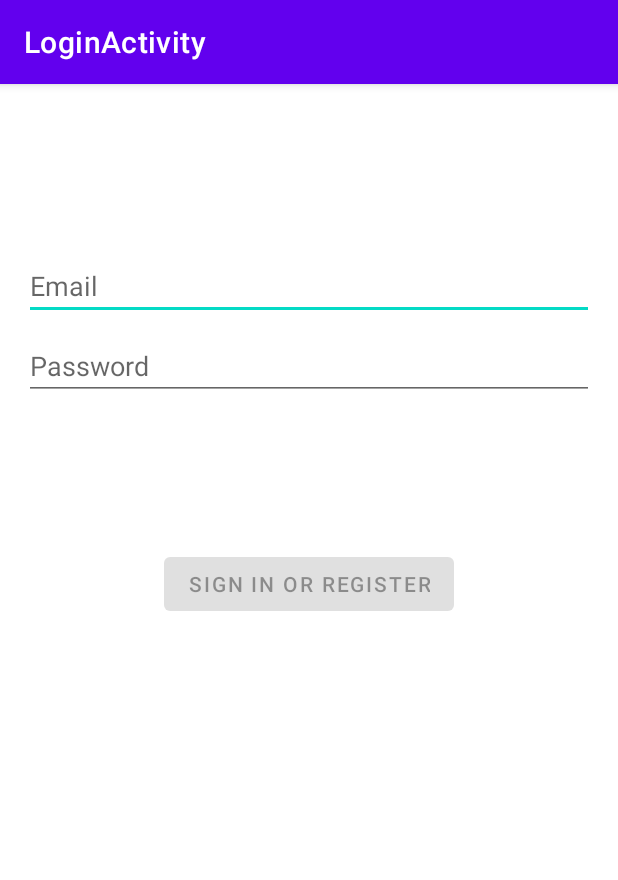
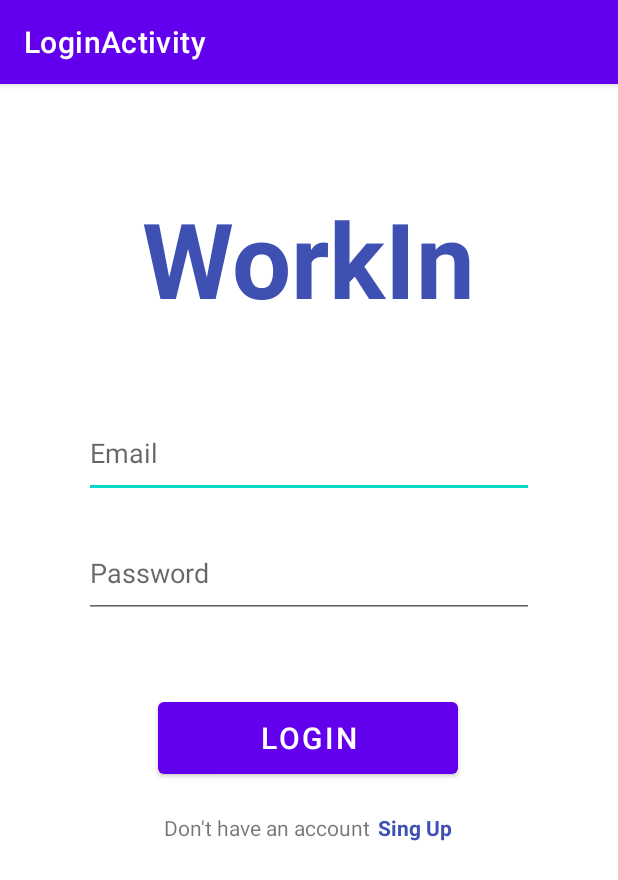
Before and after one commit to FelipeCupito/WorkInTP3, an Android app: the LoginActivity screen opened directly, with no data from a screen before it, on a phone screen of 412 x 824 dp. Shown: the top 880 px of the screen. Run offline under Robolectric (Android 15) with nearby library versions, the phone set to English and light mode, and no system bars.

Commit message:
activity register and login

```diff
--- a/app/src/main/java/com/itba/workin/ui/login/LoginViewModel.java
+++ /dev/null
@@ -1,70 +0,0 @@
-package com.itba.workin.ui.login;
-
-import androidx.lifecycle.LiveData;
-import androidx.lifecycle.MutableLiveData;
-import androidx.lifecycle.ViewModel;
-
-import android.util.Patterns;
-
-import com.itba.workin.data.LoginRepository;
-import com.itba.workin.data.Result;
-import com.itba.workin.data.model.LoggedInUser;
-import com.itba.workin.R;
-
-public class LoginViewModel extends ViewModel {
-
-    private MutableLiveData<LoginFormState> loginFormState = new MutableLiveData<>();
-    private MutableLiveData<LoginResult> loginResult = new MutableLiveData<>();
-    private LoginRepository loginRepository;
-
-    LoginViewModel(LoginRepository loginRepository) {
-        this.loginRepository = loginRepository;
-    }
-
-    LiveData<LoginFormState> getLoginFormState() {
-        return loginFormState;
-    }
-
-    LiveData<LoginResult> getLoginResult() {
-        return loginResult;
-    }
-
-    public void login(String username, String password) {
-        // can be launched in a separate asynchronous job
-        Result<LoggedInUser> result = loginRepository.login(username, password);
-
-        if (result instanceof Result.Success) {
-            LoggedInUser data = ((Result.Success<LoggedInUser>) result).getData();
-            loginResult.setValue(new LoginResult(new LoggedInUserView(data.getDisplayName())));
-        } else {
-            loginResult.setValue(new LoginResult(R.string.login_failed));
-        }
-    }
-
-    public void loginDataChanged(String username, String password) {
-        if (!isUserNameValid(username)) {
-            loginFormState.setValue(new LoginFormState(R.string.invalid_username, null));
-        } else if (!isPasswordValid(password)) {
-            loginFormState.setValue(new LoginFormState(null, R.string.invalid_password));
-        } else {
-            loginFormState.setValue(new LoginFormState(true));
-        }
-    }
-
-    // A placeholder username validation check
-    private boolean isUserNameValid(String username) {
-        if (username == null) {
-            return false;
-        }
-        if (username.contains("@")) {
-            return Patterns.EMAIL_ADDRESS.matcher(username).matches();
-        } else {
-            return !username.trim().isEmpty();
-        }
-    }
-
-    // A placeholder password validation check
-    private boolean isPasswordValid(String password) {
-        return password != null && password.trim().length() > 5;
-    }
-}
--- a/app/src/main/java/com/itba/workin/ui/login/LoginViewModelFactory.java
+++ /dev/null
@@ -1,26 +0,0 @@
-package com.itba.workin.ui.login;
-
-import androidx.lifecycle.ViewModel;
-import androidx.lifecycle.ViewModelProvider;
-import androidx.annotation.NonNull;
-
-import com.itba.workin.data.LoginDataSource;
-import com.itba.workin.data.LoginRepository;
-
-/**
- * ViewModel provider factory to instantiate LoginViewModel.
- * Required given LoginViewModel has a non-empty constructor
- */
-public class LoginViewModelFactory implements ViewModelProvider.Factory {
-
-    @NonNull
-    @Override
-    @SuppressWarnings("unchecked")
-    public <T extends ViewModel> T create(@NonNull Class<T> modelClass) {
-        if (modelClass.isAssignableFrom(LoginViewModel.class)) {
-            return (T) new LoginViewModel(LoginRepository.getInstance(new LoginDataSource()));
-        } else {
-            throw new IllegalArgumentException("Unknown ViewModel class");
-        }
-    }
-}
--- /dev/null
+++ b/app/src/main/java/com/itba/workin/ui/register/RegisterVerification.java
@@ -0,0 +1,4 @@
+package com.itba.workin.ui.register;
+
+public class RegisterVerification {
+}
--- a/app/src/main/res/layout-w1240dp/activity_login.xml
+++ b/app/src/main/res/layout-w1240dp/activity_login.xml
@@ -12,7 +12,7 @@
     tools:context=".ui.login.LoginActivity">
 
     <EditText
-        android:id="@+id/username"
+        android:id="@+id/login_name"
         android:layout_width="0dp"
         android:layout_height="wrap_content"
         android:layout_marginTop="96dp"
@@ -24,7 +24,7 @@
         app:layout_constraintTop_toTopOf="parent" />
 
     <EditText
-        android:id="@+id/password"
+        android:id="@+id/login_password"
         android:layout_width="0dp"
         android:layout_height="wrap_content"
         android:layout_marginTop="8dp"
@@ -35,10 +35,10 @@
         android:selectAllOnFocus="true"
         app:layout_constraintEnd_toEndOf="parent"
         app:layout_constraintStart_toStartOf="parent"
-        app:layout_constraintTop_toBottomOf="@+id/username" />
+        app:layout_constraintTop_toBottomOf="@+id/login_name" />
 
     <Button
-        android:id="@+id/login"
+        android:id="@+id/loginBtn"
         android:layout_width="wrap_content"
         android:layout_height="wrap_content"
         android:layout_gravity="start"
@@ -49,7 +49,7 @@
         app:layout_constraintBottom_toBottomOf="parent"
         app:layout_constraintEnd_toEndOf="parent"
         app:layout_constraintStart_toStartOf="parent"
-        app:layout_constraintTop_toBottomOf="@+id/password"
+        app:layout_constraintTop_toBottomOf="@+id/login_password"
         app:layout_constraintVertical_bias="0.2" />
 
     <ProgressBar
@@ -61,8 +61,8 @@
         android:layout_marginBottom="64dp"
         android:visibility="gone"
         app:layout_constraintBottom_toBottomOf="parent"
-        app:layout_constraintEnd_toEndOf="@+id/password"
-        app:layout_constraintStart_toStartOf="@+id/password"
+        app:layout_constraintEnd_toEndOf="@+id/login_password"
+        app:layout_constraintStart_toStartOf="@+id/login_password"
         app:layout_constraintTop_toTopOf="parent"
         app:layout_constraintVertical_bias="0.3" />
 
--- a/app/src/main/res/layout-w936dp/activity_login.xml
+++ b/app/src/main/res/layout-w936dp/activity_login.xml
@@ -18,7 +18,7 @@
         app:layout_constraintStart_toStartOf="parent">
 
         <EditText
-            android:id="@+id/username"
+            android:id="@+id/login_name"
             android:layout_width="0dp"
             android:layout_height="wrap_content"
             android:layout_marginTop="96dp"
@@ -30,7 +30,7 @@
             app:layout_constraintTop_toTopOf="parent" />
 
         <EditText
-            android:id="@+id/password"
+            android:id="@+id/login_password"
             android:layout_width="0dp"
             android:layout_height="wrap_content"
             android:layout_marginTop="8dp"
@@ -41,10 +41,10 @@
             android:selectAllOnFocus="true"
             app:layout_constraintEnd_toEndOf="parent"
             app:layout_constraintStart_toStartOf="parent"
-            app:layout_constraintTop_toBottomOf="@+id/username" />
+            app:layout_constraintTop_toBottomOf="@+id/login_name" />
 
         <Button
-            android:id="@+id/login"
+            android:id="@+id/loginBtn"
             android:layout_width="wrap_content"
             android:layout_height="wrap_content"
             android:layout_gravity="start"
@@ -55,7 +55,7 @@
             app:layout_constraintBottom_toBottomOf="parent"
             app:layout_constraintEnd_toEndOf="parent"
             app:layout_constraintStart_toStartOf="parent"
-            app:layout_constraintTop_toBottomOf="@+id/password"
+            app:layout_constraintTop_toBottomOf="@+id/login_password"
             app:layout_constraintVertical_bias="0.2" />
 
         <ProgressBar
@@ -67,8 +67,8 @@
             android:layout_marginBottom="64dp"
             android:visibility="gone"
             app:layout_constraintBottom_toBottomOf="parent"
-            app:layout_constraintEnd_toEndOf="@+id/password"
-            app:layout_constraintStart_toStartOf="@+id/password"
+            app:layout_constraintEnd_toEndOf="@+id/login_password"
+            app:layout_constraintStart_toStartOf="@+id/login_password"
             app:layout_constraintTop_toTopOf="parent"
             app:layout_constraintVertical_bias="0.3" />
 
--- a/app/src/main/res/layout/activity_login.xml
+++ b/app/src/main/res/layout/activity_login.xml
@@ -11,11 +11,24 @@
     android:paddingBottom="@dimen/activity_vertical_margin"
     tools:context=".ui.login.LoginActivity">
 
+    <TextView
+        android:id="@+id/login_title2"
+        android:layout_width="wrap_content"
+        android:layout_height="wrap_content"
+        android:text="@string/workin"
+        android:textColor="@color/ic_launcher_background"
+        android:textSize="70dp"
+        android:textStyle="bold"
+        app:layout_constraintBottom_toTopOf="@+id/login_name"
+        app:layout_constraintEnd_toEndOf="parent"
+        app:layout_constraintStart_toStartOf="parent"
+        app:layout_constraintTop_toTopOf="parent" />
+
     <EditText
-        android:id="@+id/username"
-        android:layout_width="0dp"
-        android:layout_height="wrap_content"
-        android:layout_marginTop="96dp"
+        android:id="@+id/login_name"
+        android:layout_width="300dp"
+        android:layout_height="60dp"
+        android:layout_marginTop="200dp"
         android:hint="@string/prompt_email"
         android:inputType="textEmailAddress"
         android:selectAllOnFocus="true"
@@ -24,10 +37,10 @@
         app:layout_constraintTop_toTopOf="parent" />
 
     <EditText
-        android:id="@+id/password"
-        android:layout_width="0dp"
-        android:layout_height="wrap_content"
-        android:layout_marginTop="8dp"
+        android:id="@+id/login_password"
+        android:layout_width="300dp"
+        android:layout_height="60dp"
+        android:layout_marginTop="20dp"
         android:hint="@string/prompt_password"
         android:imeActionLabel="@string/action_sign_in_short"
         android:imeOptions="actionDone"
@@ -35,35 +48,46 @@
         android:selectAllOnFocus="true"
         app:layout_constraintEnd_toEndOf="parent"
         app:layout_constraintStart_toStartOf="parent"
-        app:layout_constraintTop_toBottomOf="@+id/username" />
+        app:layout_constraintTop_toBottomOf="@+id/login_name" />
 
     <Button
-        android:id="@+id/login"
+        android:id="@+id/loginBtn"
+        android:layout_width="200dp"
+        android:layout_height="60dp"
+        android:layout_marginTop="50dp"
+        android:text="@string/logInBtn"
+        android:textSize="20dp"
+        app:layout_constraintEnd_toEndOf="parent"
+        app:layout_constraintHorizontal_bias="0.498"
+        app:layout_constraintStart_toStartOf="parent"
+        app:layout_constraintTop_toBottomOf="@+id/login_password" />
+
+    <LinearLayout
+        android:id="@+id/linearLayout"
         android:layout_width="wrap_content"
-        android:layout_height="wrap_content"
-        android:layout_gravity="start"
-        android:layout_marginTop="16dp"
-        android:layout_marginBottom="64dp"
-        android:enabled="false"
-        android:text="@string/action_sign_in"
-        app:layout_constraintBottom_toBottomOf="parent"
+        android:layout_height="19dp"
+        android:layout_marginTop="20dp"
+        android:orientation="horizontal"
         app:layout_constraintEnd_toEndOf="parent"
+        app:layout_constraintHorizontal_bias="0.497"
         app:layout_constraintStart_toStartOf="parent"
-        app:layout_constraintTop_toBottomOf="@+id/password"
-        app:layout_constraintVertical_bias="0.2" />
+        app:layout_constraintTop_toBottomOf="@+id/loginBtn">
 
-    <ProgressBar
-        android:id="@+id/loading"
-        android:layout_width="wrap_content"
-        android:layout_height="wrap_content"
-        android:layout_gravity="center"
-        android:layout_marginTop="64dp"
-        android:layout_marginBottom="64dp"
-        android:visibility="gone"
-        app:layout_constraintBottom_toBottomOf="parent"
-        app:layout_constraintEnd_toEndOf="@+id/password"
-        app:layout_constraintStart_toStartOf="@+id/password"
-        app:layout_constraintTop_toTopOf="parent"
-        app:layout_constraintVertical_bias="0.3" />
+        <TextView
+            android:id="@+id/text_account"
+            android:layout_width="wrap_content"
+            android:layout_height="wrap_content"
+            android:text="@string/no_account" />
+
+        <TextView
+            android:id="@+id/text_sign_in"
+            android:layout_width="match_parent"
+            android:layout_height="match_parent"
+            android:layout_marginStart="5dp"
+            android:clickable="true"
+            android:text="@string/sign_up"
+            android:textColor="@color/ic_launcher_background"
+            android:textStyle="bold" />
+    </LinearLayout>
 
 </androidx.constraintlayout.widget.ConstraintLayout>
--- a/app/src/main/res/values/strings.xml
+++ b/app/src/main/res/values/strings.xml
@@ -6,10 +6,33 @@
     <string name="title_activity_login">LoginActivity</string>
     <string name="prompt_email">Email</string>
     <string name="prompt_password">Password</string>
-    <string name="action_sign_in">Sign in or register</string>
+    <string name="action_sign_in">Login</string>
     <string name="action_sign_in_short">Sign in</string>
     <string name="welcome">"Welcome !"</string>
+    <string name="login_failed">"Login failed"</string>
+    <string name="login_text">Don\'t have an account yet?</string>
+    <string name="register">register</string>
+    <string name="register_name">Name</string>
+    <string name="register_email">Email</string>
+    <string name="password">Password</string>
+    <string name="repeat_password">Repeat Password</string>
+    <string name="account">Already have an account?</string>
+    <string name="sign_in">Sing In</string>
+    <string name="workin">WorkIn</string>
+    <string name="logInBtn">login</string>
+    <string name="no_account">Don\'t have an account</string>
+    <string name="sign_up">Sing Up</string>
+    <string name="last_name">Last Name</string>
+
+    <!-- ERRORS -->
     <string name="invalid_username">Not a valid username</string>
     <string name="invalid_password">Password must be >5 characters</string>
-    <string name="login_failed">"Login failed"</string>
+    <string name="invalid_login">Invalid credentials</string>
+    <string name="invalid_email">The email is not valid</string>
+    <string name="error_params">Error in parameters</string>
+    <string name="invalid_name">The first name is not valid</string>
+    <string name="invalid_last_name">The last name is not valid</string>
+    <string name="invalid_password_conf">The passwords do not match</string>
+
+
 </resources>
```
Also changed, not shown: app/src/main/java/com/itba/workin/ui/login/LoggedInUserView.java (deleted, +0 -17 lines), app/src/main/java/com/itba/workin/ui/login/LoginActivity.java (+42 -106 lines), app/src/main/java/com/itba/workin/ui/login/LoginFormState.java (deleted, +0 -40 lines), app/src/main/java/com/itba/workin/ui/login/LoginResult.java (deleted, +0 -31 lines), app/src/main/java/com/itba/workin/ui/register/Register.java (added, +85 -0 lines), app/src/main/res/layout/activity_register.xml (added, +125 -0 lines), 1 other file.
